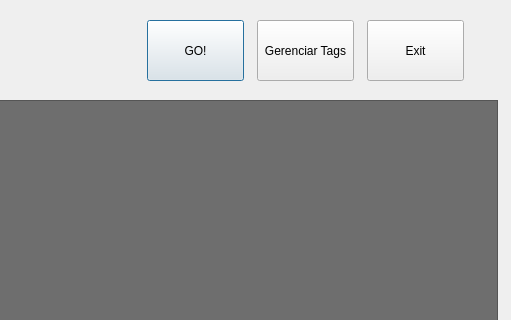
Qt form YAMO_DESENV/MainWindow.ui (andrecaribe/yamo2a) before a commit; both pictures show x 513 to 1024 and y 0 to 320 of the 1024 by 768 pixel window.
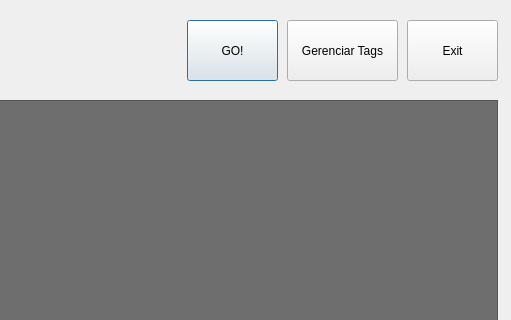
The same form after that commit.

Commit message: correção na posição dos labels com o nome da música, e dos botões da tela principal.

```diff
--- a/YAMO_DESENV/MainWindow.ui
+++ b/YAMO_DESENV/MainWindow.ui
@@ -76,9 +76,9 @@
   <widget class="QPushButton" name="btnGo">
    <property name="geometry">
     <rect>
-     <x>660</x>
+     <x>700</x>
      <y>20</y>
-     <width>97</width>
+     <width>91</width>
      <height>61</height>
     </rect>
    </property>
@@ -98,9 +98,9 @@
   <widget class="QPushButton" name="btnGerenciarTags">
    <property name="geometry">
     <rect>
-     <x>770</x>
+     <x>800</x>
      <y>20</y>
-     <width>97</width>
+     <width>111</width>
      <height>61</height>
     </rect>
    </property>
@@ -114,9 +114,9 @@
   <widget class="QPushButton" name="btnExit">
    <property name="geometry">
     <rect>
-     <x>880</x>
+     <x>920</x>
      <y>20</y>
-     <width>97</width>
+     <width>91</width>
      <height>61</height>
     </rect>
    </property>
```
The commit also changes 1 other file.
